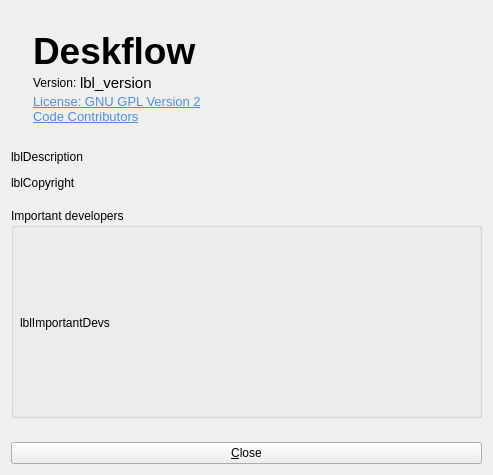
First picture: the form in src/apps/deskflow-gui/dialogs/AboutDialog.ui, repository deskflow/deskflow, before the edit.
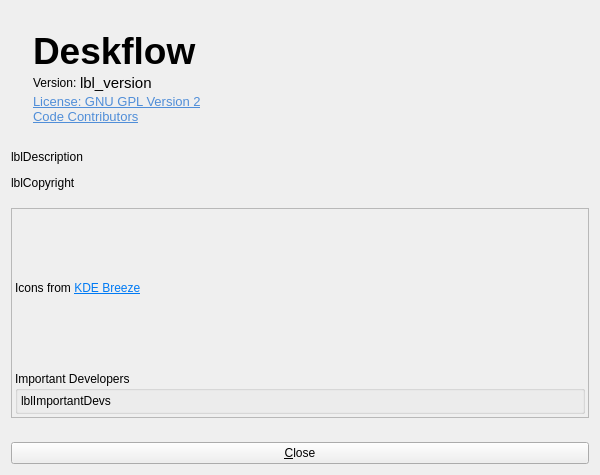
Second picture: the form after the edit. Icons and pictures are not drawn.

Commit message: chore: add icon credit to about box

What changed in the file:
```diff
--- a/src/apps/deskflow-gui/dialogs/AboutDialog.ui
+++ b/src/apps/deskflow-gui/dialogs/AboutDialog.ui
@@ -9,7 +9,7 @@
    <rect>
     <x>0</x>
     <y>0</y>
-    <width>493</width>
+    <width>600</width>
     <height>475</height>
    </rect>
   </property>
@@ -306,36 +306,76 @@
     </spacer>
    </item>
    <item>
-    <widget class="QGroupBox" name="groupBox_17">
+    <widget class="QScrollArea" name="scrollArea">
+     <property name="sizeAdjustPolicy">
+      <enum>QAbstractScrollArea::SizeAdjustPolicy::AdjustIgnored</enum>
+     </property>
+     <property name="widgetResizable">
+      <bool>true</bool>
+     </property>
+     <widget class="QWidget" name="scrollAreaWidgetContents">
+      <property name="geometry">
+       <rect>
+        <x>0</x>
+        <y>0</y>
+        <width>580</width>
+        <height>157</height>
+       </rect>
+      </property>
      <property name="sizePolicy">
       <sizepolicy hsizetype="Preferred" vsizetype="Expanding">
+        <horstretch>0</horstretch>
+        <verstretch>0</verstretch>
+       </sizepolicy>
+      </property>
+      <layout class="QVBoxLayout" name="verticalLayout_4">
+       <property name="leftMargin">
+        <number>3</number>
+       </property>
+       <property name="topMargin">
+        <number>3</number>
+       </property>
+       <property name="rightMargin">
+        <number>3</number>
+       </property>
+       <property name="bottomMargin">
+        <number>3</number>
+       </property>
+       <item>
+        <widget class="QLabel" name="label_2">
+         <property name="text">
+          <string>&lt;html&gt;&lt;head/&gt;&lt;body&gt;&lt;p&gt;Icons from &lt;a href=&quot;https://develop.kde.org/frameworks/breeze-icons/&quot;&gt;&lt;span style=&quot; text-decoration: underline; color:#007af4;&quot;&gt;KDE Breeze&lt;/span&gt;&lt;/a&gt;&lt;/p&gt;&lt;/body&gt;&lt;/html&gt;</string>
+         </property>
+        </widget>
+       </item>
+       <item>
+        <widget class="QGroupBox" name="groupBox">
+         <property name="sizePolicy">
+          <sizepolicy hsizetype="Preferred" vsizetype="Maximum">
        <horstretch>0</horstretch>
        <verstretch>0</verstretch>
       </sizepolicy>
      </property>
      <property name="title">
-      <string>Important developers</string>
-     </property>
-     <property name="flat">
-      <bool>false</bool>
-     </property>
-     <layout class="QVBoxLayout" name="verticalLayout_8" stretch="0">
-      <property name="spacing">
-       <number>6</number>
-      </property>
+          <string>Important Developers</string>
+         </property>
+         <layout class="QVBoxLayout" name="verticalLayout_2">
       <property name="leftMargin">
-       <number>6</number>
+           <number>3</number>
+          </property>
+          <property name="topMargin">
+           <number>3</number>
       </property>
       <property name="rightMargin">
-       <number>6</number>
+           <number>3</number>
       </property>
       <property name="bottomMargin">
-       <number>6</number>
+           <number>3</number>
       </property>
       <item>
        <widget class="QLabel" name="lblImportantDevs">
         <property name="sizePolicy">
-         <sizepolicy hsizetype="Preferred" vsizetype="Expanding">
+             <sizepolicy hsizetype="Preferred" vsizetype="Preferred">
           <horstretch>0</horstretch>
           <verstretch>0</verstretch>
          </sizepolicy>
@@ -351,6 +391,10 @@
      </layout>
     </widget>
    </item>
+      </layout>
+     </widget>
+    </widget>
+   </item>
    <item>
     <widget class="QWidget" name="widget1" native="true">
      <layout class="QVBoxLayout" name="verticalLayout_3">
```
Left out of the diff: 6 changed lines with no effect on the pictures. Lines whose indentation alone changed are shown as unchanged. The commit also changes 1 other file.
